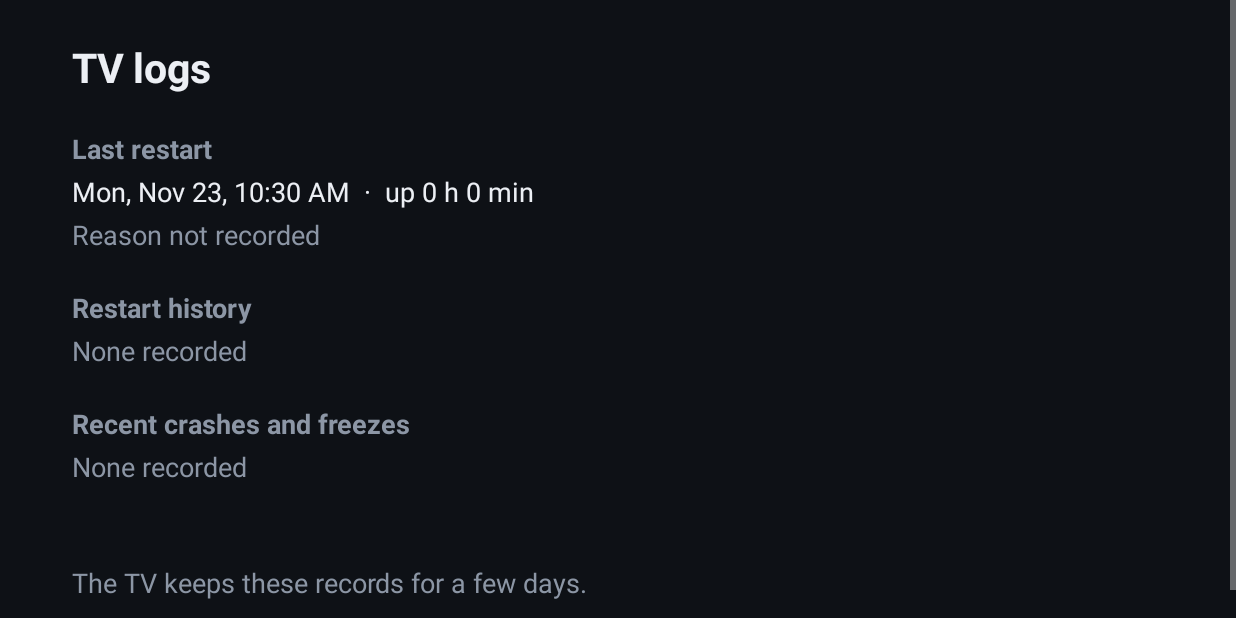
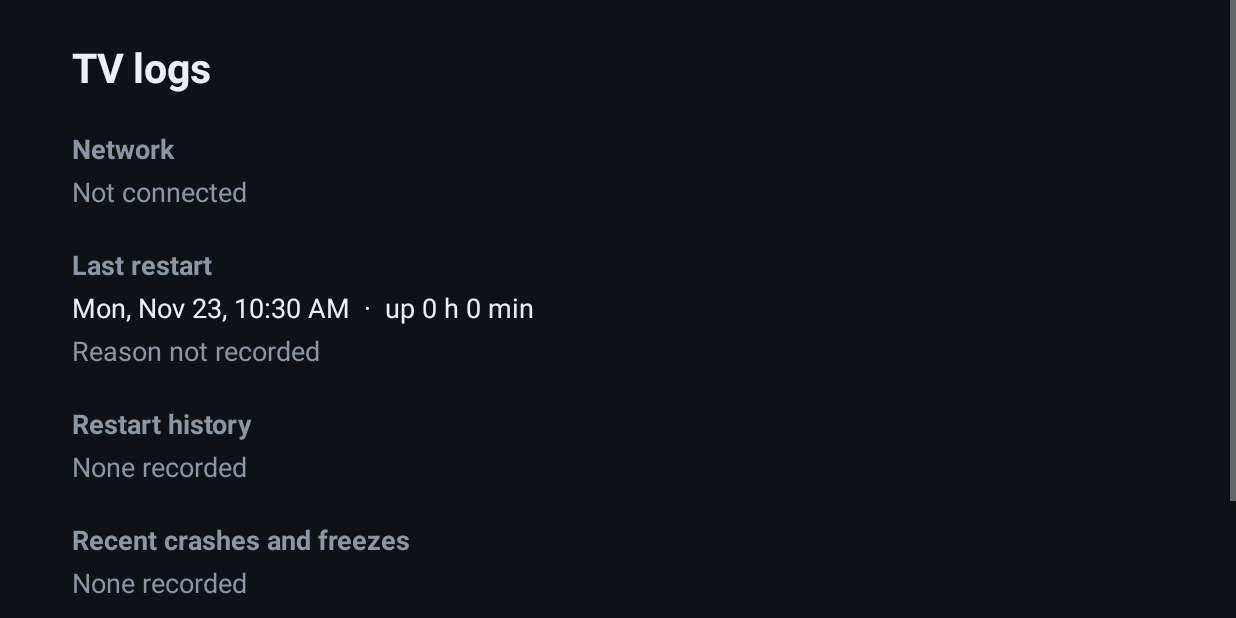
Before and after one commit to Into69/TvDash, an Android app: the screen it shows after launch (LogsActivity), after a tap on "Logs", on a phone screen of 824 x 412 dp (held sideways). Run offline under Robolectric (Android 15) with nearby library versions, the phone set to English and light mode, and no system bars; pictures from the network do not load.

Commit message:
Logs: show the TV's current IP address and connection
The Home Assistant settings use the same lookup, which follows the
network Android is using rather than the first private address found.

Co-Authored-By: Claude Opus 5.5 <noreply@anthropic.com>

```diff
--- a/app/src/main/java/dev/tvdash/launcher/HaNotifications.kt
+++ b/app/src/main/java/dev/tvdash/launcher/HaNotifications.kt
@@ -23,11 +23,9 @@ import java.io.DataInputStream
 import java.io.IOException
 import java.io.InputStream
 import java.io.OutputStream
-import java.net.Inet4Address
 import java.net.Inet6Address
 import java.net.InetAddress
 import java.net.InetSocketAddress
-import java.net.NetworkInterface
 import java.net.ServerSocket
 import java.net.Socket
 import java.net.URLDecoder
@@ -428,14 +426,5 @@ class HaNotificationServer(private val context: Context) {
             "grey" to DEFAULT_GREY, "black" to "#000000", "indigo" to "#303F9F", "green" to "#4CAF50",
             "red" to "#F44336", "cyan" to "#00BCD4", "teal" to "#009688", "amber" to "#FFC107", "pink" to "#E91E63",
         )
-
-        /** This TV's home-network IPv4 address, for the settings screen; null if it has none. */
-        fun localAddress(): String? = runCatching {
-            NetworkInterface.getNetworkInterfaces().toList()
-                .filter { it.isUp && !it.isLoopback }
-                .flatMap { it.inetAddresses.toList() }
-                .firstOrNull { it is Inet4Address && it.isSiteLocalAddress }
-                ?.hostAddress
-        }.getOrNull()
     }
 }
--- a/app/src/main/java/dev/tvdash/launcher/LogsActivity.kt
+++ b/app/src/main/java/dev/tvdash/launcher/LogsActivity.kt
@@ -59,6 +59,14 @@ class LogsActivity : ComponentActivity() {
         val bootedAt = log?.bootedAt ?: SystemLogs.bootedAt()
         title(getString(R.string.logs_title))
         showIssues()
+
+        heading(getString(R.string.logs_network))
+        val address = TvNetwork.current(this)
+        if (address == null) {
+            line(getString(R.string.logs_offline), dim = true)
+        } else {
+            line(getString(if (address.ethernet) R.string.logs_address_ethernet else R.string.logs_address_wifi, address.ip))
+        }
 
         heading(getString(R.string.logs_last_restart))
         line("${time(bootedAt)}  ·  " + getString(R.string.logs_up_for, duration(System.currentTimeMillis() - bootedAt)))
--- a/app/src/main/java/dev/tvdash/launcher/MainActivity.kt
+++ b/app/src/main/java/dev/tvdash/launcher/MainActivity.kt
@@ -812,7 +812,7 @@ class MainActivity : ComponentActivity() {
         val message = if (!enabled) {
             getString(R.string.ha_off_message)
         } else {
-            val address = HaNotificationServer.localAddress() ?: getString(R.string.ha_no_address)
+            val address = TvNetwork.current(this)?.ip ?: getString(R.string.ha_no_address)
             getString(R.string.ha_on_message, address, HaNotificationServer.PORT) + "\n\n" +
                 getString(if (Settings.canDrawOverlays(this)) R.string.ha_overlay_ok else R.string.ha_overlay_missing)
         }
--- /dev/null
+++ b/app/src/main/java/dev/tvdash/launcher/TvNetwork.kt
@@ -0,0 +1,37 @@
+package dev.tvdash.launcher
+
+import android.content.Context
+import android.net.ConnectivityManager
+import android.net.NetworkCapabilities
+import java.net.Inet4Address
+import java.net.NetworkInterface
+
+/** This TV's address on the home network and how it's connected. */
+data class TvAddress(val ip: String, val ethernet: Boolean)
+
+object TvNetwork {
+    /**
+     * The IPv4 address of the network Android is using now, or null when offline. Falls back to any
+     * private IPv4 address if the system doesn't say, as some TV firmware doesn't for Ethernet.
+     */
+    fun current(context: Context): TvAddress? {
+        val cm = context.getSystemService(ConnectivityManager::class.java)
+        val network = cm.activeNetwork
+        val ethernet = cm.getNetworkCapabilities(network)?.hasTransport(NetworkCapabilities.TRANSPORT_ETHERNET) == true
+        val ip = cm.getLinkProperties(network)?.linkAddresses
+            ?.map { it.address }
+            ?.firstOrNull { it is Inet4Address && !it.isLoopbackAddress }
+            ?.hostAddress
+            ?: anyPrivateIpv4()
+            ?: return null
+        return TvAddress(ip, ethernet)
+    }
+
+    private fun anyPrivateIpv4(): String? = runCatching {
+        NetworkInterface.getNetworkInterfaces().toList()
+            .filter { it.isUp && !it.isLoopback }
+            .flatMap { it.inetAddresses.toList() }
+            .firstOrNull { it is Inet4Address && it.isSiteLocalAddress }
+            ?.hostAddress
+    }.getOrNull()
+}
--- a/app/src/main/res/values/strings.xml
+++ b/app/src/main/res/values/strings.xml
@@ -67,6 +67,10 @@
     <string name="logs_reported_reason">Reason the TV reported: %1$s</string>
     <string name="logs_reason_unknown">Reason not recorded</string>
     <string name="logs_history">Restart history</string>
+    <string name="logs_network">Network</string>
+    <string name="logs_address_wifi">%1$s  ·  Wi-Fi</string>
+    <string name="logs_address_ethernet">%1$s  ·  Ethernet</string>
+    <string name="logs_offline">Not connected</string>
     <string name="logs_crashes">Recent crashes and freezes</string>
     <string name="logs_none">None recorded</string>
     <string name="logs_more">…and %1$d older</string>
```
